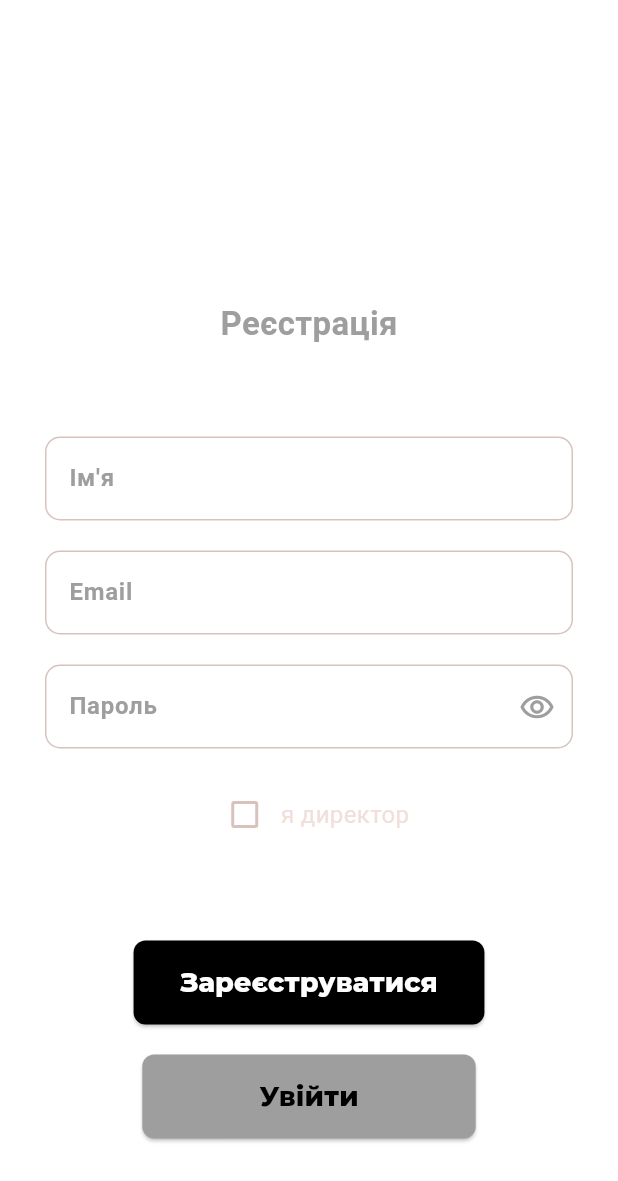
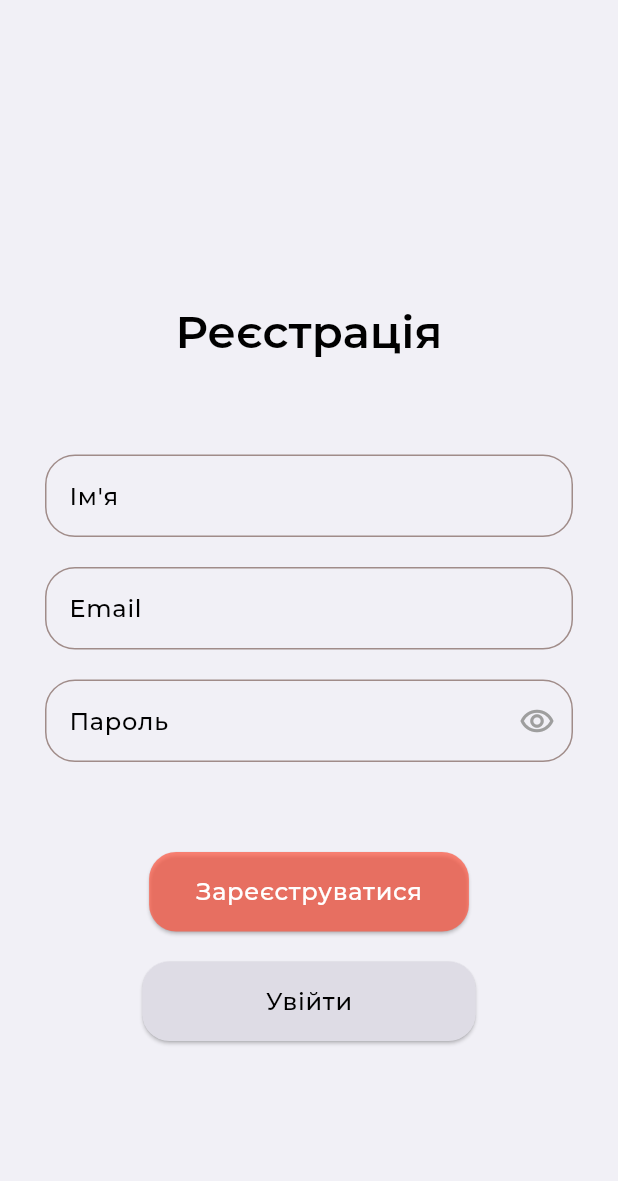
Before and after one commit to Sofiiakus2/reporter, a Flutter app: the screen it shows after launch, after a tap on "Реєстрація", on a phone screen of 412 x 824 dp. Shown: the top 1181 px of the screen. Run offline on Flutter 3.47's test engine with Material 3 defaults, Android fonts, the phone set to English and light mode, and no system bars; our stand-ins replace animated_bottom_navigation_bar, awesome_notifications, cloud_firestore, firebase_auth, firebase_core, firebase_messaging and 4 more; accounts and stored records are empty; network calls fail.

Commit message:
redesign enter page

```diff
--- a/lib/auth/enter/enter_page.dart
+++ b/lib/auth/enter/enter_page.dart
@@ -1,6 +1,8 @@
 import 'package:flutter/material.dart';
 import 'package:reporter/models/user_model.dart';
 import 'package:reporter/services/auth_service.dart';
+
+import '../../theme.dart';
 
 
 class EnterPage extends StatefulWidget {
@@ -18,38 +20,34 @@ class _EnterPageState extends State<EnterPage> {
   @override
   Widget build(BuildContext context) {
     return Scaffold(
-      backgroundColor: Colors.white,
       body: Container(
           margin: const EdgeInsets.symmetric(horizontal: 30),
           child: Center(
             child: Column(
               mainAxisAlignment: MainAxisAlignment.center,
               children: [
-                const Text(
+                Text(
                   'Вхід',
-                  style: TextStyle(
-                      color: Colors.grey,
-                      fontSize: 22,
-                      fontWeight: FontWeight.bold),
+                  style: Theme.of(context).textTheme.labelLarge!.copyWith(fontWeight: FontWeight.w600)
                 ),
                 const SizedBox(
                   height: 60,
                 ),
                 TextField(
                   controller: emailController,
+                  style: Theme.of(context).textTheme.labelSmall,
                   decoration: InputDecoration(
-                    filled: true,
-                    fillColor: Colors.white,
-                    hintText: 'Email',
-                    hintStyle: const TextStyle(
-                        fontSize: 16,
-                        fontWeight: FontWeight.bold,
-                        color: Colors.grey),
+                    labelText: 'Email',
+                    labelStyle: Theme.of(context).textTheme.labelSmall,
                     border: OutlineInputBorder(
-                      borderRadius: BorderRadius.circular(10.0),
-                      borderSide: const BorderSide(
-                        color: Colors.grey,
-                        width: 0.5,
+                      borderRadius: BorderRadius.circular(20.0),
+                      borderSide: const BorderSide(),
+                    ),
+                    focusedBorder: OutlineInputBorder(
+                      borderRadius: BorderRadius.circular(20.0),
+                      borderSide: BorderSide(
+                        color: primaryColor,
+                        width: 2.0,
                       ),
                     ),
                   ),
@@ -60,32 +58,19 @@ class _EnterPageState extends State<EnterPage> {
                 TextField(
                   controller: passwordController,
                   obscureText: !isPasswordVisible,
+                  style: Theme.of(context).textTheme.labelSmall,
                   decoration: InputDecoration(
-                    filled: true,
-                    suffixIcon: IconButton(
-                      icon: Icon(
-                        isPasswordVisible
-                            ? Icons.visibility
-                            : Icons.visibility_off,
-                        color: Colors.grey,
-                      ),
-                      onPressed: () {
-                        setState(() {
-                          isPasswordVisible = !isPasswordVisible;
-                        });
-                      },
+                    labelText: 'Пароль',
+                    labelStyle: Theme.of(context).textTheme.labelSmall,
+                    border: OutlineInputBorder(
+                      borderRadius: BorderRadius.circular(20.0),
+                      borderSide: const BorderSide(),
                     ),
-                    fillColor: Colors.white,
-                    hintText: 'Пароль',
-                    hintStyle: const TextStyle(
-                        fontSize: 16,
-                        fontWeight: FontWeight.bold,
-                        color: Colors.grey),
-                    border: OutlineInputBorder(
-                      borderRadius: BorderRadius.circular(10.0),
-                      borderSide: const BorderSide(
-                        color: Colors.grey,
-                        width: 0.5,
+                    focusedBorder: OutlineInputBorder(
+                      borderRadius: BorderRadius.circular(20.0),
+                      borderSide: BorderSide(
+                        color: primaryColor,
+                        width: 2.0,
                       ),
                     ),
                   ),
@@ -103,23 +88,22 @@ class _EnterPageState extends State<EnterPage> {
                       Navigator.pushNamed(context, "/bottomNavBar");
                     }
                   },
-                  style: ElevatedButton.styleFrom(
-                    backgroundColor: Colors.black,
-                    shape: RoundedRectangleBorder(
-                      borderRadius: BorderRadius.circular(8.0),
+                  style: ButtonStyle(
+                    backgroundColor: MaterialStateProperty.all<Color>(primaryColor.withOpacity(0.7)),
+                    shape: MaterialStateProperty.all<RoundedRectangleBorder>(
+                      RoundedRectangleBorder(
+                        borderRadius: BorderRadius.circular(18.0),
+                      ),
                     ),
                   ),
                   child: Container(
                       width: 160,
                       margin: const EdgeInsets.symmetric(
                           vertical: 15, horizontal: 20),
-                      child: const Center(
+                      child: Center(
                         child: Text(
                           'Увійти',
-                          style: TextStyle(
-                            color: Colors.white,
-                            fontSize: 18,
-                          ),
+                          style: Theme.of(context).textTheme.labelSmall?.copyWith(color: Colors.white),
                         ),
                       )),
                 ),
@@ -130,23 +114,22 @@ class _EnterPageState extends State<EnterPage> {
                   onPressed: () {
                     Navigator.pushNamed(context, "/registration");
                   },
-                  style: ElevatedButton.styleFrom(
-                    backgroundColor: Colors.grey,
-                    shape: RoundedRectangleBorder(
-                      borderRadius: BorderRadius.circular(8.0),
+                  style: ButtonStyle(
+                    backgroundColor: MaterialStateProperty.all<Color>(dividerColor),
+                    shape: MaterialStateProperty.all<RoundedRectangleBorder>(
+                      RoundedRectangleBorder(
+                        borderRadius: BorderRadius.circular(18.0),
+                      ),
                     ),
                   ),
                   child: Container(
                       width: 160,
                       margin: const EdgeInsets.symmetric(
                           vertical: 15, horizontal: 20),
-                      child: const Center(
+                      child: Center(
                         child: Text(
                           'Реєстрація',
-                          style: TextStyle(
-                            color: Colors.black,
-                            fontSize: 18,
-                          ),
+                          style: Theme.of(context).textTheme.labelSmall,
                         ),
                       )),
                 ),
--- a/lib/auth/registration/registration_page.dart
+++ b/lib/auth/registration/registration_page.dart
@@ -1,6 +1,8 @@
 import 'package:flutter/material.dart';
 import 'package:reporter/models/user_model.dart';
 import 'package:reporter/services/auth_service.dart';
+
+import '../../theme.dart';
 
 
 class RegistrationPage extends StatefulWidget {
@@ -20,7 +22,6 @@ class _RegistrationPageState extends State<RegistrationPage> {
   Widget build(BuildContext context) {
 
     return Scaffold(
-      backgroundColor: Colors.white,
       body: SingleChildScrollView(
         child: Container(
             margin: const EdgeInsets.symmetric(horizontal: 30, vertical: 200),
@@ -29,31 +30,29 @@ class _RegistrationPageState extends State<RegistrationPage> {
                 crossAxisAlignment: CrossAxisAlignment.center,
                 mainAxisAlignment: MainAxisAlignment.center,
                 children: [
-                  const Text(
+                  Text(
                     'Реєстрація',
-                    style: TextStyle(
-                        color: Colors.grey,
-                        fontSize: 22,
-                        fontWeight: FontWeight.bold),
+                      style: Theme.of(context).textTheme.labelLarge!.copyWith(fontWeight: FontWeight.w600)
+
                   ),
                   const SizedBox(
                     height: 60,
                   ),
                   TextField(
                     controller: usernameController,
+                    style: Theme.of(context).textTheme.labelSmall,
                     decoration: InputDecoration(
-                      filled: true,
-                      fillColor: Colors.white,
-                      hintText: 'Ім\'я',
-                      hintStyle: const TextStyle(
-                          fontSize: 16,
-                          fontWeight: FontWeight.bold,
-                          color: Colors.grey),
+                      labelText: 'Ім\'я',
+                      labelStyle: Theme.of(context).textTheme.labelSmall,
                       border: OutlineInputBorder(
-                        borderRadius: BorderRadius.circular(10.0),
-                        borderSide: const BorderSide(
-                          color: Colors.grey,
-                          width: 0.5,
+                        borderRadius: BorderRadius.circular(20.0),
+                        borderSide: const BorderSide(),
+                      ),
+                      focusedBorder: OutlineInputBorder(
+                        borderRadius: BorderRadius.circular(20.0),
+                        borderSide: BorderSide(
+                          color: primaryColor,
+                          width: 2.0,
                         ),
                       ),
                     ),
@@ -63,19 +62,19 @@ class _RegistrationPageState extends State<RegistrationPage> {
                   ),
                   TextField(
                     controller: emailController,
+                    style: Theme.of(context).textTheme.labelSmall,
                     decoration: InputDecoration(
-                      filled: true,
-                      fillColor: Colors.white,
-                      hintText: 'Email',
-                      hintStyle: const TextStyle(
-                          fontSize: 16,
-                          fontWeight: FontWeight.bold,
-                          color: Colors.grey),
+                      labelText: 'Email',
+                      labelStyle: Theme.of(context).textTheme.labelSmall,
                       border: OutlineInputBorder(
-                        borderRadius: BorderRadius.circular(10.0),
-                        borderSide: const BorderSide(
-                          color: Colors.grey,
-                          width: 0.5,
+                        borderRadius: BorderRadius.circular(20.0),
+                        borderSide: const BorderSide(),
+                      ),
+                      focusedBorder: OutlineInputBorder(
+                        borderRadius: BorderRadius.circular(20.0),
+                        borderSide: BorderSide(
+                          color: primaryColor,
+                          width: 2.0,
                         ),
                       ),
                     ),
@@ -85,8 +84,9 @@ class _RegistrationPageState extends State<RegistrationPage> {
                   ),
                   TextField(
                     controller: passwordController,
+                    style: Theme.of(context).textTheme.labelSmall,
                     decoration: InputDecoration(
-                      filled: true,
+                      labelText: 'Пароль',
                       suffixIcon: IconButton(
                         icon: const Icon(
                           Icons.remove_red_eye_outlined,
@@ -94,41 +94,40 @@ class _RegistrationPageState extends State<RegistrationPage> {
                         ),
                         onPressed: () {},
                       ),
-                      fillColor: Colors.white,
-                      hintText: 'Пароль',
-                      hintStyle: const TextStyle(
-                          fontSize: 16,
-                          fontWeight: FontWeight.bold,
-                          color: Colors.grey),
+                      labelStyle: Theme.of(context).textTheme.labelSmall,
                       border: OutlineInputBorder(
-                        borderRadius: BorderRadius.circular(10.0),
-                        borderSide: const BorderSide(
-                          color: Colors.grey,
-                          width: 0.5,
+                        borderRadius: BorderRadius.circular(20.0),
+                        borderSide: const BorderSide(),
+                      ),
+                      focusedBorder: OutlineInputBorder(
+                        borderRadius: BorderRadius.circular(20.0),
+                        borderSide: BorderSide(
+                          color: primaryColor,
+                          width: 2.0,
                         ),
                       ),
                     ),
                   ),
-                  const SizedBox(
-                    height: 20,
-                  ),
-                  Row(
-                    crossAxisAlignment: CrossAxisAlignment.center,
-                    mainAxisAlignment: MainAxisAlignment.center,
-                    children: [
-                      Checkbox(
-                        activeColor: Colors.black,
-                        value: isChecked,
-                        onChanged: (bool? value) {
-                          setState(() {
-                            isChecked = value!;
-                          });
-                        },
-                      ),
-                      Text('я директор',
-                      style: TextStyle(fontSize: 16),)
-                    ],
-                  ),
+                  // const SizedBox(
+                  //   height: 20,
+                  // ),
+                  // Row(
+                  //   crossAxisAlignment: CrossAxisAlignment.center,
+                  //   mainAxisAlignment: MainAxisAlignment.center,
+                  //   children: [
+                  //     Checkbox(
+                  //       activeColor: Colors.black,
+                  //       value: isChecked,
+                  //       onChanged: (bool? value) {
+                  //         setState(() {
+                  //           isChecked = value!;
+                  //         });
+                  //       },
+                  //     ),
+                  //     Text('я директор',
+                  //     style: TextStyle(fontSize: 16),)
+                  //   ],
+                  // ),
                   const SizedBox(
                     height: 60,
                   ),
@@ -143,21 +142,21 @@ class _RegistrationPageState extends State<RegistrationPage> {
                       AuthService.createUser(newUser);
                       Navigator.pushReplacementNamed(context, '/enter');
                     },
-                    style: ElevatedButton.styleFrom(
-                      backgroundColor: Colors.black,
-                      shape: RoundedRectangleBorder(
-                        borderRadius: BorderRadius.circular(8.0),
+                    style: ButtonStyle(
+                      backgroundColor: MaterialStateProperty.all<Color>(primaryColor.withOpacity(0.7)),
+                      shape: MaterialStateProperty.all<RoundedRectangleBorder>(
+                        RoundedRectangleBorder(
+                          borderRadius: BorderRadius.circular(18.0),
+                        ),
                       ),
                     ),
                     child: Container(
                       margin: const EdgeInsets.symmetric(
                           vertical: 15, horizontal: 20),
-                      child: const Text(
+                      child: Text(
                         'Зареєструватися',
-                        style: TextStyle(
-                          color: Colors.white,
-                          fontSize: 18,
-                        ),
+                        style: Theme.of(context).textTheme.labelSmall?.copyWith(color: Colors.white),
+
                       ),
                     ),
                   ),
@@ -168,23 +167,23 @@ class _RegistrationPageState extends State<RegistrationPage> {
                     onPressed: () {
                       Navigator.pushReplacementNamed(context, '/enter');
                     },
-                    style: ElevatedButton.styleFrom(
-                      backgroundColor: Colors.grey,
-                      shape: RoundedRectangleBorder(
-                        borderRadius: BorderRadius.circular(8.0),
+                    style: ButtonStyle(
+                      backgroundColor: MaterialStateProperty.all<Color>(dividerColor),
+                      shape: MaterialStateProperty.all<RoundedRectangleBorder>(
+                        RoundedRectangleBorder(
+                          borderRadius: BorderRadius.circular(18.0),
+                        ),
                       ),
                     ),
                     child: Container(
                         width: 160,
                         margin: const EdgeInsets.symmetric(
                             vertical: 15, horizontal: 20),
-                        child: const Center(
+                        child: Center(
                           child: Text(
                             'Увійти',
-                            style: TextStyle(
-                              color: Colors.black,
-                              fontSize: 18,
-                            ),
+                            style: Theme.of(context).textTheme.labelSmall,
+
                           ),
                         )),
                   ),
```
